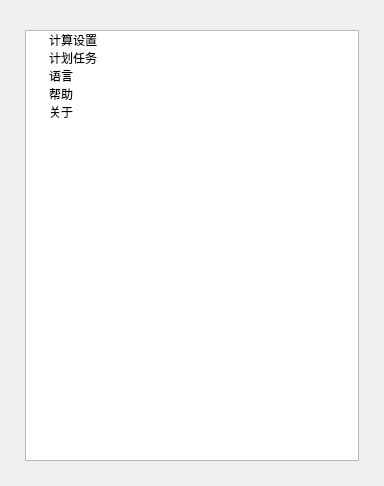
Qt form fluent_queue/ui_qt/ui_setting.ui (qweaxdzsc/fluent_add_on) before a commit.
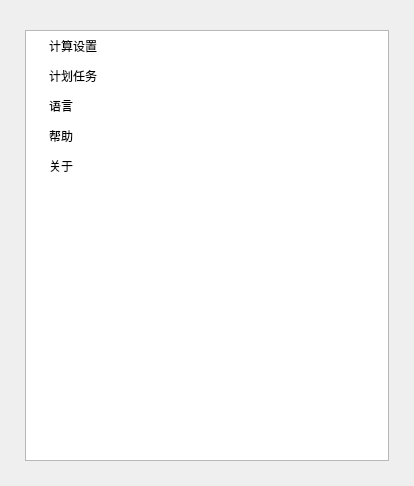
The same form after that commit.

Commit message: - update fluent queue:   - now it have func_setting.py.   - func_setting.py provide a setting UI, with three function now,   first, suspend next in line   second, set cores for calculation   third, launch scheduler for plan mission

The edit to the form file:
```diff
--- a/fluent_queue/ui_qt/ui_setting.ui
+++ b/fluent_queue/ui_qt/ui_setting.ui
@@ -6,7 +6,7 @@
    <rect>
     <x>0</x>
     <y>0</y>
-    <width>384</width>
+    <width>414</width>
     <height>486</height>
    </rect>
   </property>
@@ -30,10 +30,28 @@
     <number>25</number>
    </property>
    <item>
-    <widget class="QTreeWidget" name="treeWidget">
+    <widget class="QTreeWidget" name="tree_setting">
+     <property name="styleSheet">
+      <string notr="true">QTreeWidget::Item{height: 30px}</string>
+     </property>
+     <property name="horizontalScrollBarPolicy">
+      <enum>Qt::ScrollBarAsNeeded</enum>
+     </property>
      <property name="headerHidden">
       <bool>true</bool>
      </property>
+     <property name="expandsOnDoubleClick">
+      <bool>false</bool>
+     </property>
+     <attribute name="headerVisible">
+      <bool>false</bool>
+     </attribute>
+     <attribute name="headerDefaultSectionSize">
+      <number>220</number>
+     </attribute>
+     <attribute name="headerMinimumSectionSize">
+      <number>60</number>
+     </attribute>
      <column>
       <property name="text">
        <string>label</string>
```
The commit also changes 154 other files.
